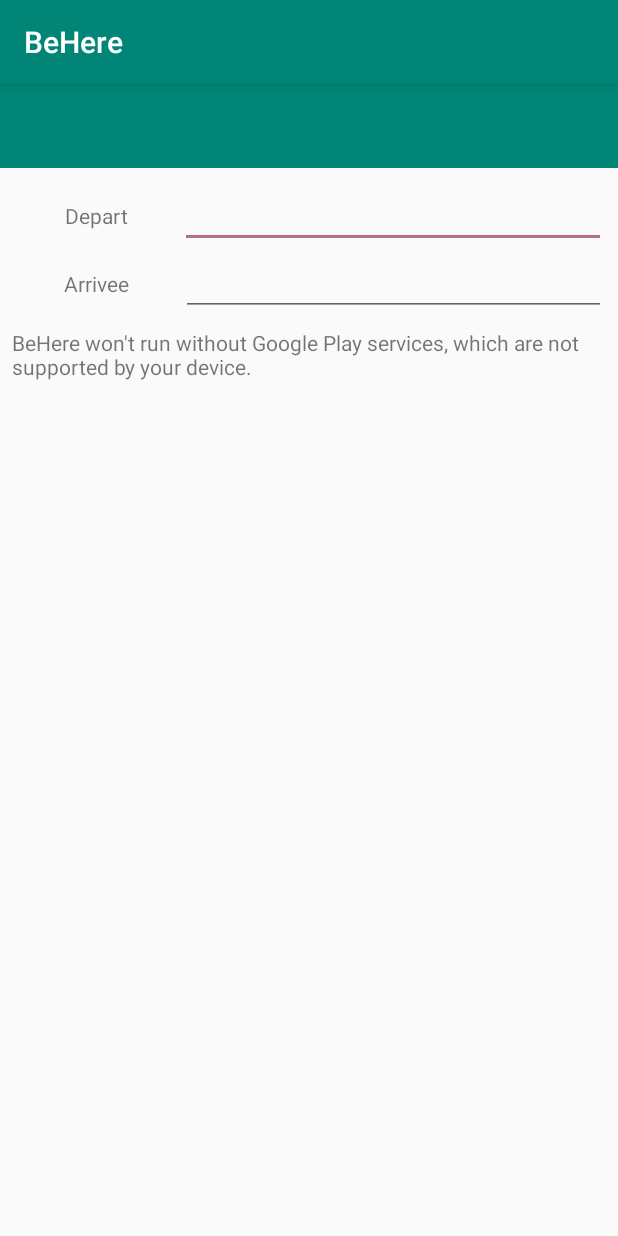
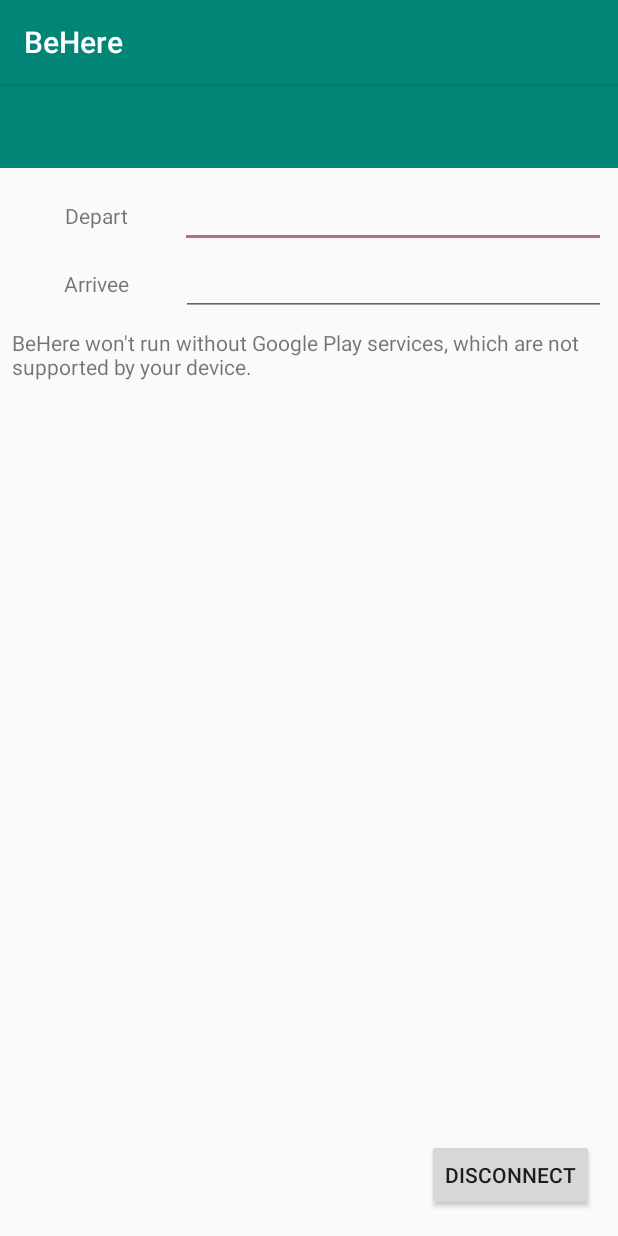
Before and after one commit to BartholomeLeBruno/behere, an Android app: the MapActivity screen opened directly, with no data from a screen before it, on a phone screen of 412 x 824 dp. Run offline under Robolectric (Android 15) with nearby library versions, the phone set to English and light mode, and no system bars; libraries missing offline, so code that uses them is left out: com.google.maps.android, com.google.maps.errors, com.google.maps.model.

Commit message:
hold the connection

```diff
--- a/app/build.gradle
+++ b/app/build.gradle
@@ -25,6 +25,7 @@ android {
 dependencies {
     implementation fileTree(dir: 'libs', include: ['*.jar'])
     implementation 'com.android.support:appcompat-v7:28.0.0'
+    implementation 'com.android.support:customtabs:28.0.0'
     implementation 'com.android.support:design:28.0.0'
     testImplementation 'junit:junit:4.12'
     androidTestImplementation 'com.android.support.test:runner:1.0.2'
@@ -38,6 +39,7 @@ dependencies {
     implementation 'com.google.maps:google-maps-services:0.9.1'
     implementation 'org.apache.httpcomponents:httpclient-android:4.3.5.1'
     implementation 'com.googlecode.json-simple:json-simple:1.1'
+    implementation 'com.facebook.android:facebook-login:4.33.0'
 
 
 }
--- a/app/src/main/java/com/example/behere/MapActivity.java
+++ b/app/src/main/java/com/example/behere/MapActivity.java
@@ -1,7 +1,9 @@
 package com.example.behere;
 
+import android.app.Activity;
 import android.app.Dialog;
 import android.content.Intent;
+import android.content.SharedPreferences;
 import android.os.Bundle;
 import android.speech.RecognizerIntent;
 import android.support.annotation.NonNull;
@@ -13,7 +15,10 @@ import android.text.Editable;
 import android.text.TextWatcher;
 import android.util.Log;
 import android.view.MenuItem;
+import android.view.View;
+import android.view.Window;
 import android.widget.ArrayAdapter;
+import android.widget.Button;
 import android.widget.EditText;
 import android.widget.ListView;
 
@@ -37,24 +42,25 @@ import java.io.IOException;
 import java.time.Instant;
 import java.util.ArrayList;
 import java.util.List;
+import java.util.Map;
 import java.util.concurrent.TimeUnit;
 
 public class MapActivity extends AppCompatActivity implements OnMapReadyCallback {
 
     private GoogleMap mMap;
     private static final int REQUEST_CODE = 1234;
-
+    private static final String PREFS = "PREFS";
+    private static final String PREFS_ID = "USER_ID";
+    private SharedPreferences sharedPreferences;
     private Dialog match_text_dialog;
     private ArrayList<String> matches_text;
     private EditText startPoint, endPoint;
     private DrawerLayout mDrawerLayout;
     private Marker depart;
-    private Marker arrivée;
+    private Marker arrivee;
     private Polyline direction;
-
-
-
     private DirectionsResult result;
+    private Button btnDisconnect;
 
     private void loadMapWithPredefinedValues(Bundle extras)
     {
@@ -81,16 +87,15 @@ public class MapActivity extends AppCompatActivity implements OnMapReadyCallback
     @Override
     protected void onCreate(Bundle savedInstanceState) {
         super.onCreate(savedInstanceState);
+        //requestWindowFeature(Window.FEATURE_NO_TITLE);
         setContentView(R.layout.activity_main);
         startPoint = findViewById(R.id.start_EditText);
         endPoint = findViewById(R.id.end_EditText);
+        btnDisconnect = findViewById(R.id.btnDisconnection);
         // Drawer navigation
         mDrawerLayout = findViewById(R.id.drawer_layout);
         Bundle extras = getIntent().getExtras();
-        if (extras != null) {
-            loadMapWithPredefinedValues(extras);
-            //The key argument here must match that used in the other activity
-        }
+        sharedPreferences = getBaseContext().getSharedPreferences(PREFS, MODE_PRIVATE);
         NavigationView navigationView = findViewById(R.id.nav_view);
         navigationView.setNavigationItemSelectedListener(
                 new NavigationView.OnNavigationItemSelectedListener() {
@@ -103,6 +108,14 @@ public class MapActivity extends AppCompatActivity implements OnMapReadyCallback
                     }
                 }
         );
+        btnDisconnect.setOnClickListener(new View.OnClickListener() {
+            @Override
+            public void onClick(View v) {
+                Intent intent = new Intent(MapActivity.this, LoginActivity.class);
+                sharedPreferences.edit().remove(PREFS_ID).apply();
+                startActivity(intent);
+            }
+        });
 
         Toolbar toolbar = findViewById(R.id.toolbar);
         //setSupportActionBar(toolbar);
@@ -200,7 +213,7 @@ public class MapActivity extends AppCompatActivity implements OnMapReadyCallback
                 new LatLng(results.routes[0].legs[0].startLocation.lat,
                         results.routes[0].legs[0].startLocation.lng)).title(results.routes[0].legs[0].startAddress));
 
-        arrivée = mMap.addMarker(new MarkerOptions().position(
+        arrivee = mMap.addMarker(new MarkerOptions().position(
                 new LatLng(results.routes[0].legs[0].endLocation.lat,
                         results.routes[0].legs[0].endLocation.lng)).title(results.routes[0].legs[0].endAddress).snippet(getEndLocationTitle(results)));
 
--- a/app/src/main/res/layout/activity_main.xml
+++ b/app/src/main/res/layout/activity_main.xml
@@ -12,6 +12,22 @@
         android:layout_width="match_parent"
         android:layout_height="match_parent"
         android:orientation="vertical" >
+
+        <Button
+            android:id="@+id/btnDisconnection"
+            android:layout_width="wrap_content"
+            android:layout_height="wrap_content"
+            android:layout_marginStart="8dp"
+            android:layout_marginTop="8dp"
+            android:layout_marginEnd="8dp"
+            android:layout_marginBottom="8dp"
+            android:text="Disconnect"
+            app:layout_constraintBottom_toBottomOf="parent"
+            app:layout_constraintEnd_toEndOf="parent"
+            app:layout_constraintHorizontal_bias="0.971"
+            app:layout_constraintStart_toStartOf="parent"
+            app:layout_constraintTop_toBottomOf="@+id/speech"
+            app:layout_constraintVertical_bias="0.972" />
 
         <android.support.v7.widget.Toolbar
             android:id="@+id/toolbar"
@@ -65,7 +81,7 @@
             map:layout_constraintEnd_toEndOf="parent"
             map:layout_constraintStart_toStartOf="parent"
             map:layout_constraintTop_toBottomOf="@+id/fragment"
-            tools:context=".MainActivity" />
+            tools:context=".MapActivity" />
 
     </android.support.constraint.ConstraintLayout>
 
--- a/app/src/main/res/layout/nav_header.xml
+++ b/app/src/main/res/layout/nav_header.xml
@@ -11,7 +11,7 @@
     <TextView
         android:layout_width="match_parent"
         android:layout_height="wrap_content"
-        android:text="Voice Transport"
+        android:text="BE'HERE"
         android:textAppearance="@style/TextAppearance.AppCompat.Body1"
         android:textSize="20dp" />
 
--- a/app/src/main/res/values/strings.xml
+++ b/app/src/main/res/values/strings.xml
@@ -10,6 +10,7 @@
     <string name="error_incorrect_password">This password is incorrect</string>
     <string name="error_field_required">This field is required</string>
     <string name="permission_rationale">"Contacts permissions are needed for providing email
-        completions."
-    </string>
+        completions."    </string>
+    <string name="facebook_app_id">2294099100612100</string>
+    <string name="fb_login_protocol_scheme">fb2294099100612100</string>
 </resources>
```
Also changed, not shown: app/src/main/AndroidManifest.xml (+5 -2 lines), app/src/main/java/com/example/behere/LoginActivity.java (+56 -3 lines), app/src/main/java/com/example/behere/SplashScreen.java (+14 -3 lines), app/src/main/java/com/example/behere/register/RegisterFirstStep.java (+10 -4 lines), app/src/main/res/layout/activity_login.xml (+16 -1 lines), 1 other file.
